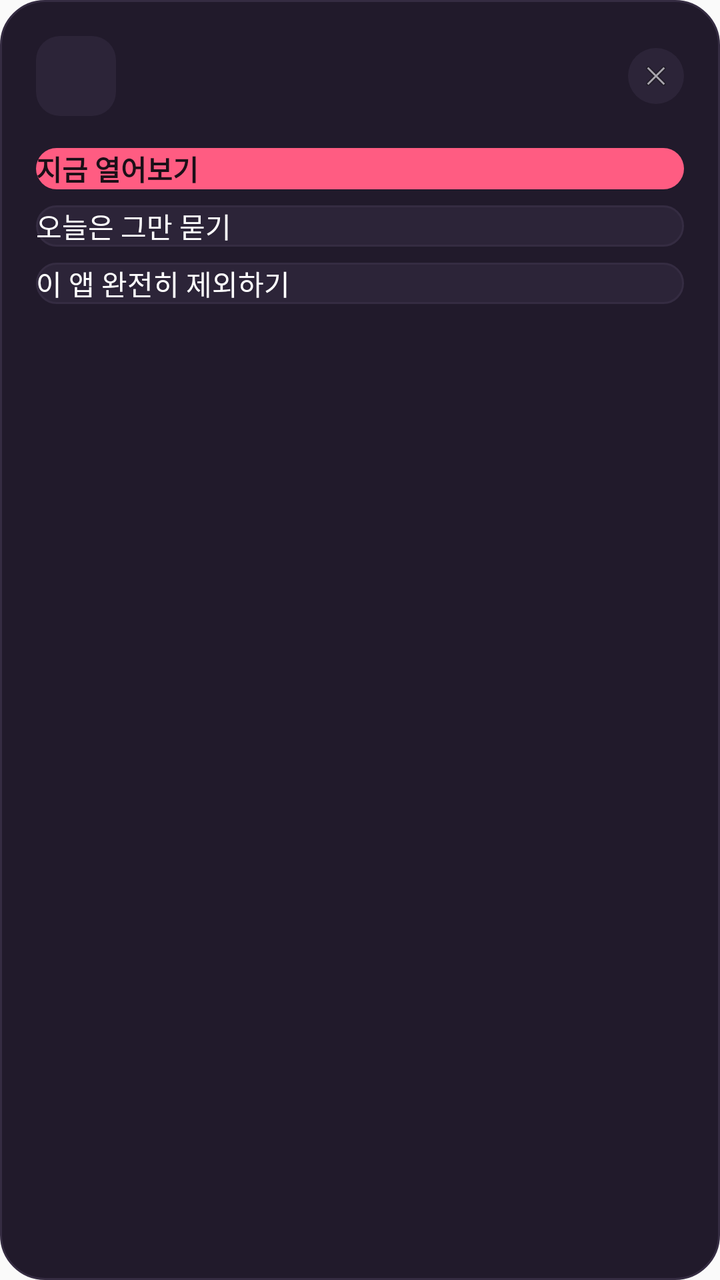
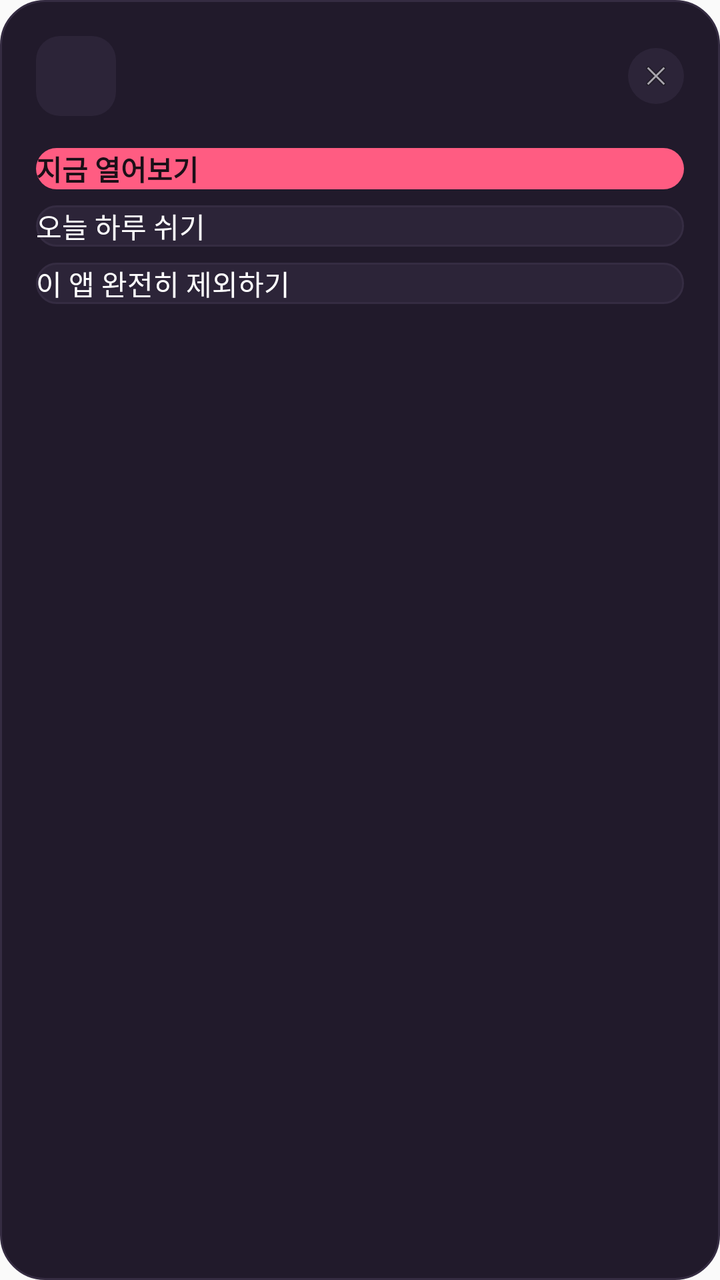

The first picture is an Android layout as it rendered before a commit; the second is the same layout after the commit. The layout source and the unified diff follow.
<!-- AndroidManifest.xml: application theme Theme.WhyNotMe -->
<!-- res/layout/overlay_actions.xml -->
<?xml version="1.0" encoding="utf-8"?>
<LinearLayout xmlns:android="http://schemas.android.com/apk/res/android"
    android:layout_width="300dp"
    android:layout_height="wrap_content"
    android:orientation="vertical"
    android:background="@drawable/bg_nag_card"
    android:padding="18dp">

    <LinearLayout
        android:layout_width="match_parent"
        android:layout_height="wrap_content"
        android:orientation="horizontal"
        android:gravity="center_vertical"
        android:layout_marginBottom="16dp">

        <ImageView
            android:id="@+id/actionsIcon"
            android:layout_width="40dp"
            android:layout_height="40dp"
            android:background="@drawable/bg_nag_icon"
            android:padding="8dp"
            android:contentDescription="@null" />

        <LinearLayout
            android:layout_width="0dp"
            android:layout_height="wrap_content"
            android:layout_weight="1"
            android:layout_marginStart="10dp"
            android:orientation="vertical">

            <TextView
                android:id="@+id/actionsTitle"
                android:layout_width="wrap_content"
                android:layout_height="wrap_content"
                android:textColor="@color/white"
                android:textSize="14sp"
                android:textStyle="bold" />

            <TextView
                android:id="@+id/actionsSubtitle"
                android:layout_width="wrap_content"
                android:layout_height="wrap_content"
                android:textColor="#B7ADC4"
                android:textSize="11sp" />
        </LinearLayout>

        <ImageButton
            android:id="@+id/actionsClose"
            android:layout_width="28dp"
            android:layout_height="28dp"
            android:background="@drawable/bg_nag_close"
            android:contentDescription="@null"
            android:src="@android:drawable/ic_menu_close_clear_cancel"
            android:scaleType="centerInside"
            android:padding="6dp" />
    </LinearLayout>

    <Button
        android:id="@+id/actionOpen"
        android:layout_width="match_parent"
        android:layout_height="wrap_content"
        android:layout_marginBottom="8dp"
        android:background="@drawable/bg_nag_bubble"
        android:text="지금 열어보기"
        android:textAllCaps="false"
        android:textColor="@color/nag_on_accent"
        android:textStyle="bold" />

    <Button
        android:id="@+id/actionMuteToday"
        android:layout_width="match_parent"
        android:layout_height="wrap_content"
        android:layout_marginBottom="8dp"
        android:background="@drawable/bg_nag_secondary"
        android:text="오늘은 그만 묻기"
        android:textAllCaps="false"
        android:textColor="@color/white" />

    <Button
        android:id="@+id/actionExclude"
        android:layout_width="match_parent"
        android:layout_height="wrap_content"
        android:background="@drawable/bg_nag_secondary"
        android:text="이 앱 완전히 제외하기"
        android:textAllCaps="false"
        android:textColor="@color/white" />

</LinearLayout>
<!-- resources referenced by this layout -->
<resources>
  <color name="nag_on_accent">#1B0F17</color>
  <color name="white">#FFFFFFFF</color>
  <!-- drawable bg_nag_bubble (drawable) -->
  <?xml version="1.0" encoding="utf-8"?>
  <shape xmlns:android="http://schemas.android.com/apk/res/android"
      android:shape="rectangle">
      <solid android:color="@color/nag_accent" />
      <corners android:radius="16dp" />
  </shape>
  <!-- drawable bg_nag_card (drawable) -->
  <?xml version="1.0" encoding="utf-8"?>
  <shape xmlns:android="http://schemas.android.com/apk/res/android"
      android:shape="rectangle">
      <solid android:color="@color/nag_surface" />
      <corners android:radius="22dp" />
      <stroke android:width="1dp" android:color="@color/nag_border" />
  </shape>
  <!-- drawable bg_nag_close (drawable) -->
  <?xml version="1.0" encoding="utf-8"?>
  <shape xmlns:android="http://schemas.android.com/apk/res/android"
      android:shape="oval">
      <solid android:color="@color/nag_surface_variant" />
  </shape>
  <!-- drawable bg_nag_icon (drawable) -->
  <?xml version="1.0" encoding="utf-8"?>
  <shape xmlns:android="http://schemas.android.com/apk/res/android"
      android:shape="rectangle">
      <solid android:color="@color/nag_surface_variant" />
      <corners android:radius="12dp" />
  </shape>
  <!-- drawable bg_nag_secondary (drawable) -->
  <?xml version="1.0" encoding="utf-8"?>
  <shape xmlns:android="http://schemas.android.com/apk/res/android"
      android:shape="rectangle">
      <solid android:color="@color/nag_surface_variant" />
      <corners android:radius="14dp" />
      <stroke android:width="1dp" android:color="@color/nag_border" />
  </shape>
  <style name="Theme.WhyNotMe" parent="android:Theme.Material.Light.NoActionBar" />
  <color name="nag_accent">#FF5C82</color>
  <color name="nag_surface">#211A2B</color>
  <color name="nag_border">#352C42</color>
  <color name="nag_surface_variant">#2C2438</color>
</resources>

<!-- the commit's change to res/layout/overlay_actions.xml (unified diff, before → after) -->
@@ -67,12 +67,12 @@
         android:textStyle="bold" />
 
     <Button
-        android:id="@+id/actionMuteToday"
+        android:id="@+id/actionPauseToday"
         android:layout_width="match_parent"
         android:layout_height="wrap_content"
         android:layout_marginBottom="8dp"
         android:background="@drawable/bg_nag_secondary"
-        android:text="오늘은 그만 묻기"
+        android:text="오늘 하루 쉬기"
         android:textAllCaps="false"
         android:textColor="@color/white" />
 
